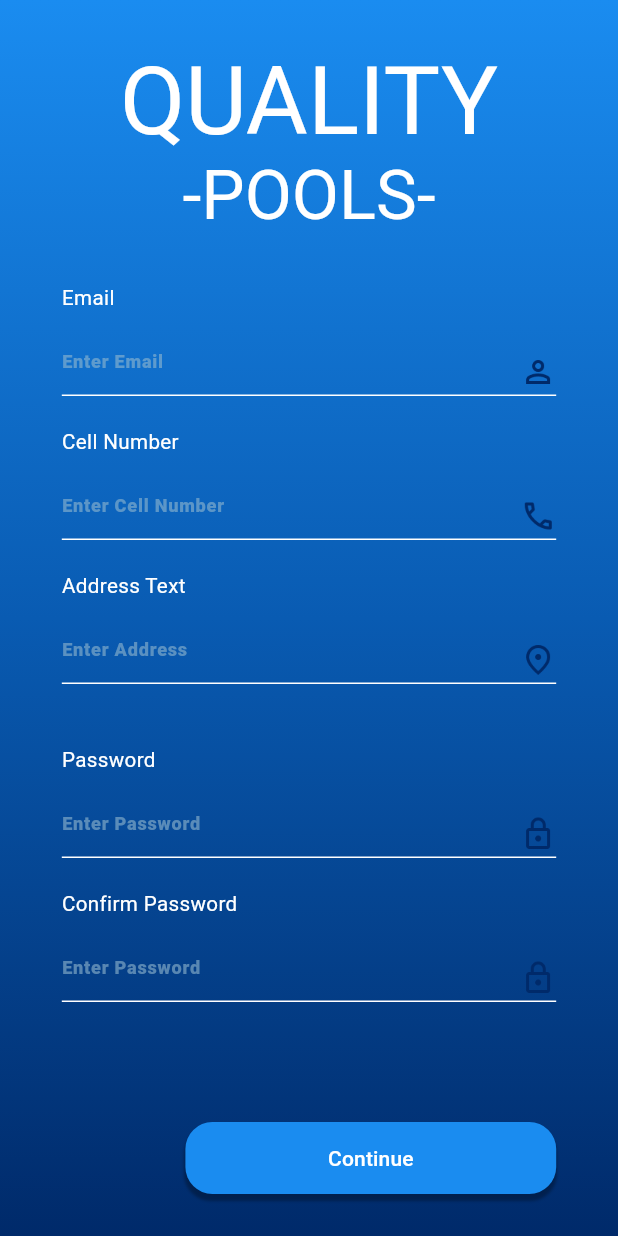
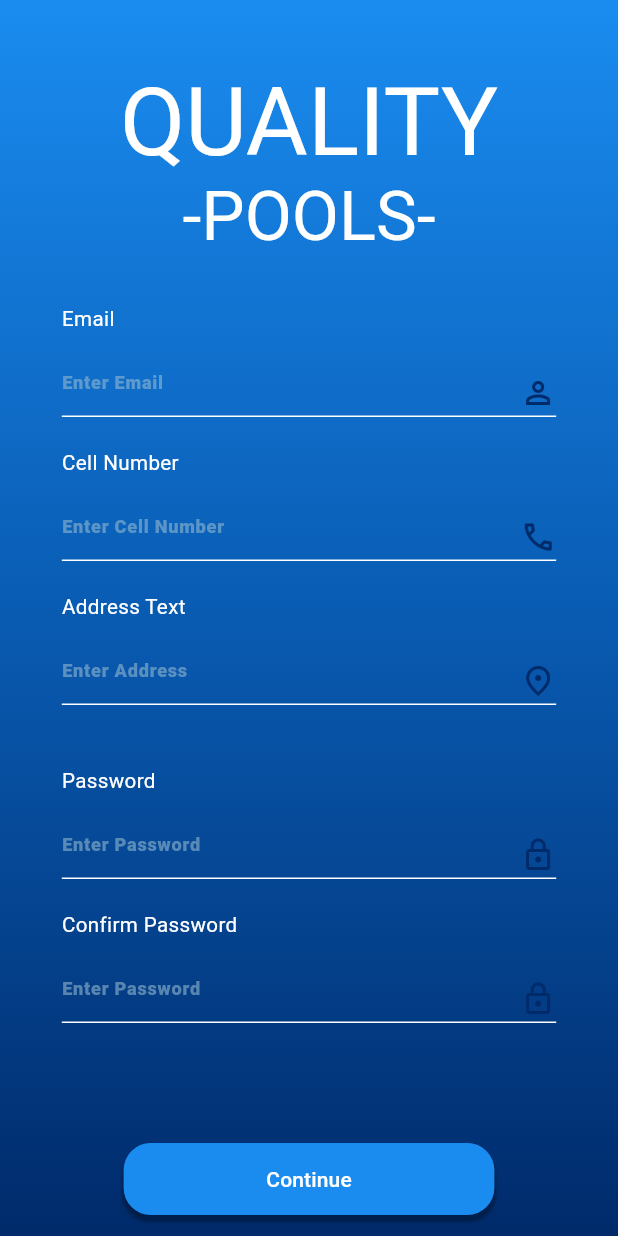
Before and after one commit to Franna88/quality_pools, a Flutter app: the RegisterPage screen opened directly, on a phone screen of 412 x 824 dp. Run offline on Flutter 3.47's test engine with Material 3 defaults, Android fonts, the phone set to English and light mode, and no system bars; our stand-ins replace cloud_firestore, firebase_auth, firebase_core, google_fonts; accounts and stored records are empty; Roboto replaces fonts that are missing (Judson).

Commit message:
Center continue button

```diff
--- a/quality_pools/lib/Register/register.dart
+++ b/quality_pools/lib/Register/register.dart
@@ -29,6 +29,7 @@ class _RegisterPageState extends State<RegisterPage> {
 
     return Scaffold(
       body: Container(
+
         height: double.infinity,
         width: double.infinity,
         decoration: BoxDecoration(
@@ -44,6 +45,7 @@ class _RegisterPageState extends State<RegisterPage> {
         ),
         child: Column(
           crossAxisAlignment: CrossAxisAlignment.center,
+          mainAxisAlignment: MainAxisAlignment.center,
           children: [
             SizedBox(height: 30),
             QualityPoolHeader(),
@@ -53,7 +55,7 @@ class _RegisterPageState extends State<RegisterPage> {
               child: Form(
                   key: _formKey,
                   child: Column(
-                      crossAxisAlignment: CrossAxisAlignment.end,
+                      crossAxisAlignment: CrossAxisAlignment.center,
                       children: [
                         ReusableTextField(
                           hintText: 'Enter Email',
@@ -152,14 +154,12 @@ class _RegisterPageState extends State<RegisterPage> {
                                 context,
                                 MaterialPageRoute(
                                     builder: (context) => const HomePage()));
-                            // Navigator.push(
-                            //   context,
-                            //   MaterialPageRoute(
-                            //     builder: (context) => const AddPoolImage(),
-                            //   ),);
+
                           },
                         ),
-                      ])),
+                      ]
+                      )
+                      ),
             )
           ],
         ),
--- a/quality_pools/lib/main.dart
+++ b/quality_pools/lib/main.dart
@@ -31,6 +31,6 @@ void main() async {
     print("Error initializing Firebase: $e");
   }
   runApp(MaterialApp(
-    home: Scaffold(body: const SettingsTab()),
+    home: Scaffold(body: const LandingPage()),
   ));
 }
```
